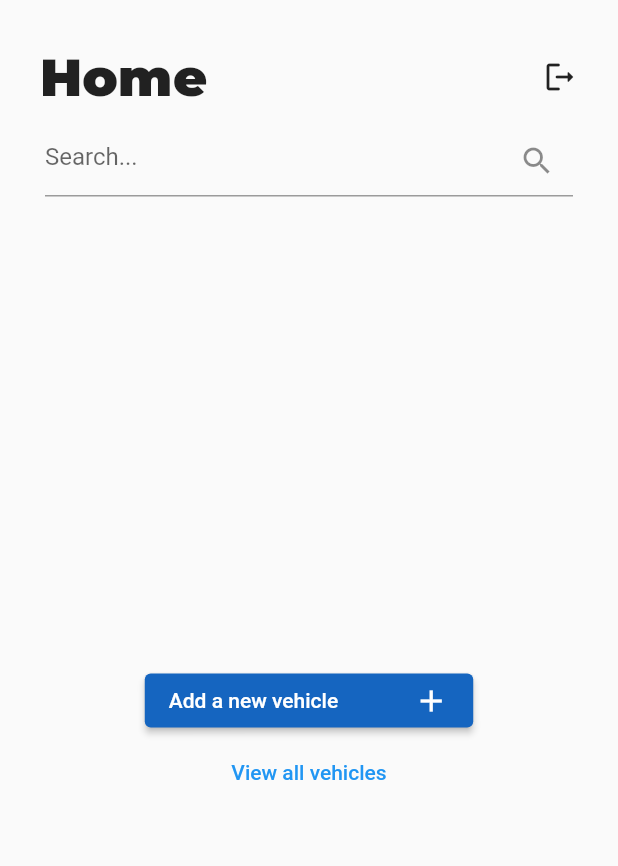
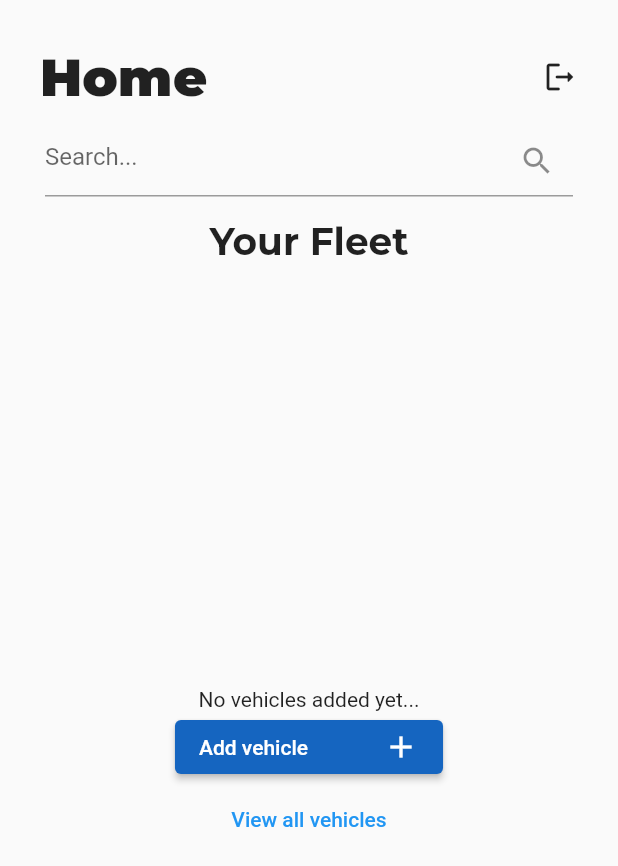
Before and after one commit to dijjeu/fleet_monitoring, a Flutter app: the DashboardScreen screen opened directly, on a phone screen of 412 x 824 dp. Shown: the top 866 px of the screen. Run offline on Flutter 3.47's test engine with Material 2 defaults, Android fonts, the light colour scheme and no system bars; our stand-ins replace curved_navigation_bar, flutter_local_notifications, google_fonts, shared_preferences; accounts and stored records are empty.

Commit message:
Update dashboard_screen.dart

```diff
--- a/lib/dashboard_screen.dart
+++ b/lib/dashboard_screen.dart
@@ -115,6 +115,35 @@ class _DashboardScreenState extends State<DashboardScreen> {
 
       Navigator.pop(context);
 
+      ScaffoldMessenger.of(context).showSnackBar(
+        const SnackBar(
+          content: Text('Vehicle Successfully Added!'),
+        ),
+      );
+
+
+      DateTime expiryDate = DateFormat('yyyy-MM-dd').parse(regisExp);
+      DateTime now = DateTime.now();
+      Duration difference = expiryDate.difference(now);
+      if (difference <= Duration(days: 30)) {
+        showDialog(
+          context: context,
+          builder: (BuildContext context) {
+            return AlertDialog(
+              title: Text('Vehicle Registration Renewal'),
+              content: Text('You need to renew your vehicle registration.'),
+              actions: [
+                TextButton(
+                  onPressed: () {
+                    Navigator.of(context).pop();
+                  },
+                  child: Text('OK'),
+                ),
+              ],
+            );
+          },
+        );
+      }
       _pageController.animateToPage(vehicleDetails.length - 1, duration: Duration(milliseconds: 500), curve: Curves.easeInOut);
     }
   }
@@ -176,12 +205,23 @@ class _DashboardScreenState extends State<DashboardScreen> {
                       Navigator.push(context, MaterialPageRoute(builder: (context) => Login()));
                     },
                   ),
+
                 ],
               ),
               const SizedBox(height: 10),
               searchBar(),
+              const SizedBox(height: 15),
+              Text(
+                'Your Fleet',
+                textAlign: TextAlign.start,
+                style: GoogleFonts.montserrat(
+                  fontSize: 25,
+                  fontWeight: FontWeight.w700,
+                  color: Colors.black87,
+                ),
+              ),
               SizedBox(
-                height: 300,
+                height: 280,
                 child: PageView.builder(
                   controller: _pageController,
                   onPageChanged: (index) {
@@ -228,10 +268,13 @@ class _DashboardScreenState extends State<DashboardScreen> {
                   );
                 }),
               ),
-              const SizedBox(height: 10),
+              if(vehicleDetails.isEmpty)
+                Text(
+                    'No vehicles added yet...'
+                ),
               if (vehicleDetails.isNotEmpty)
                 Padding(
-                  padding: const EdgeInsets.all(20),
+                  padding: const EdgeInsets.all(10),
                   child: Column(
                     mainAxisAlignment: MainAxisAlignment.start,
                     children: [
@@ -271,6 +314,7 @@ class _DashboardScreenState extends State<DashboardScreen> {
                         mainAxisSize: MainAxisSize.min,
                         mainAxisAlignment: MainAxisAlignment.spaceEvenly,
                         children: [
+                          /// -- information
                           TextButton(
                             onPressed: () {
                               Navigator.push(
@@ -286,17 +330,24 @@ class _DashboardScreenState extends State<DashboardScreen> {
                               ],
                             ),
                           ),
+                          /// -- delete vehicle
                           TextButton(
-                            onPressed: () {},
+                            onPressed: () {
+                              if (selectedIndex == pageNum) {
+                                setState(() {
+                                  vehicleDetails.removeAt(selectedIndex);
+                                  selectedIndex = -1;
+                                });
+                              }
+                            },
                             child: Row(
                               children: [
-                                Icon(Icons.edit_note_outlined, color: Colors.black87),
+                                Icon(Icons.delete_outline_rounded, color: Colors.black87),
                                 SizedBox(width: 8),
-                                Text('Edit'),
+                                Text('Delete Vehicle'),
                               ],
                             ),
-                          )
-
+                          ),
                         ],
                       ),
                     ],
@@ -316,7 +367,7 @@ class _DashboardScreenState extends State<DashboardScreen> {
                 child: Row(
                   mainAxisSize: MainAxisSize.min,
                   children: [
-                    Text('Add a new vehicle'),
+                    Text('Add vehicle'),
                     const SizedBox(width: 50),
                     Icon(
                       Icons.add,
@@ -712,8 +763,7 @@ class _DashboardScreenState extends State<DashboardScreen> {
       body: Padding(
         padding: EdgeInsets.all(20),
         child: Column(
-          mainAxisAlignment: MainAxisAlignment.spaceEvenly,
-          mainAxisSize: MainAxisSize.min,
+          mainAxisSize: MainAxisSize.max,
           children: [
             const SizedBox(height: 50),
             Text(
@@ -724,7 +774,9 @@ class _DashboardScreenState extends State<DashboardScreen> {
                 color: Colors.black87,
               ),
             ),
-            Expanded(
+            vehicleDetails.isEmpty
+                ? Text('No vehicles listed yet...')
+                : Expanded(
               child: ListView.builder(
                 itemCount: allVehicles.length,
                 itemBuilder: (context, index) {
@@ -739,15 +791,14 @@ class _DashboardScreenState extends State<DashboardScreen> {
               ),
             ),
             ElevatedButton(
-                onPressed: () {
-                  Navigator.pop(context);
-                },
-                child: Text('Back')
+              onPressed: () {
+                Navigator.pop(context);
+              },
+              child: Text('Back'),
             ),
           ],
         ),
       ),
     );
   }
-
 }
```
